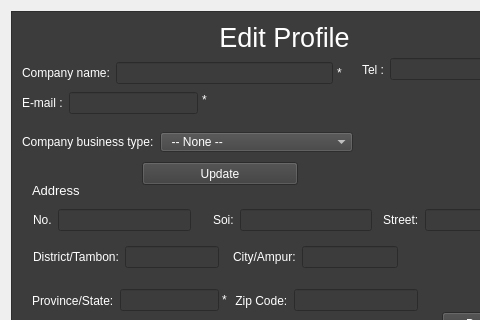
Above: ui_form/Company_Edit_Profile.ui from Sirawap/PathFinder-Project before the change; both pictures show x 0 to 480 and y 0 to 320 of the 588 by 418 pixel window. Below: the same form after it.
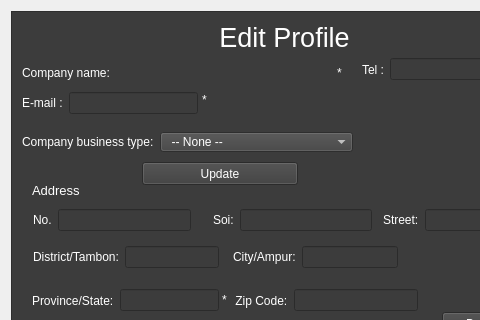
That is the form after the change. Icons and pictures are not drawn.

What changed in the file:
```diff
--- a/ui_form/Company_Edit_Profile.ui
+++ b/ui_form/Company_Edit_Profile.ui
@@ -152,7 +152,7 @@
          </widget>
         </item>
         <item>
-         <widget class="QLineEdit" name="lineEdit_comp_name">
+         <widget class="QLabel" name="label_companyName">
           <property name="text">
            <string/>
           </property>
```
